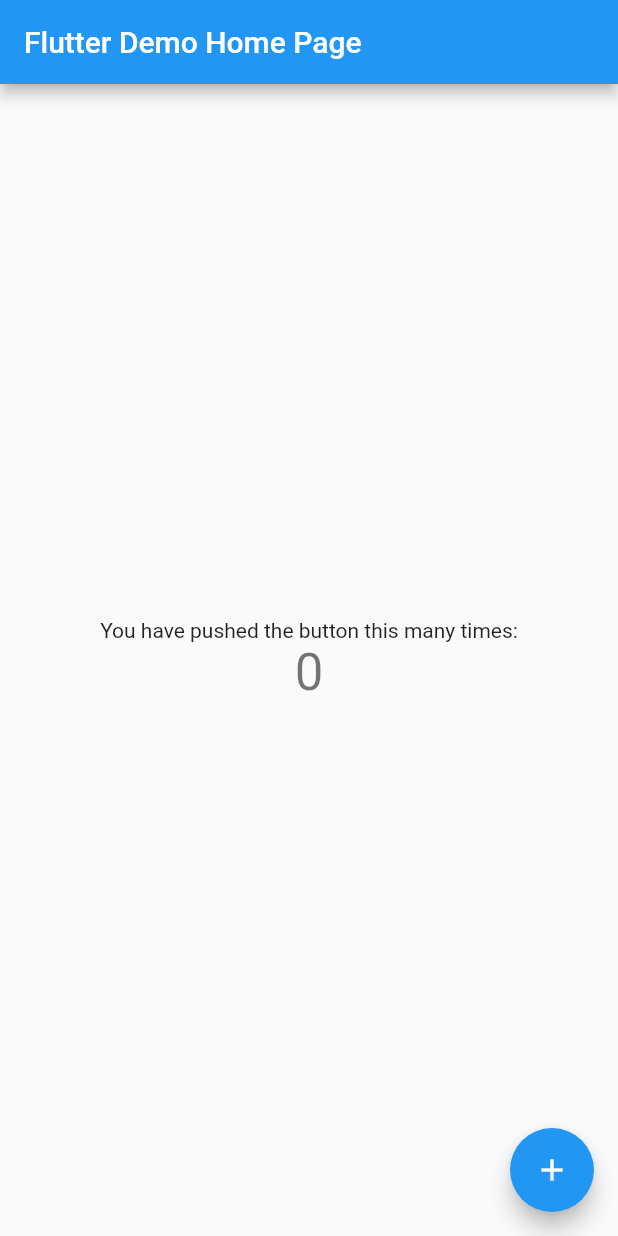
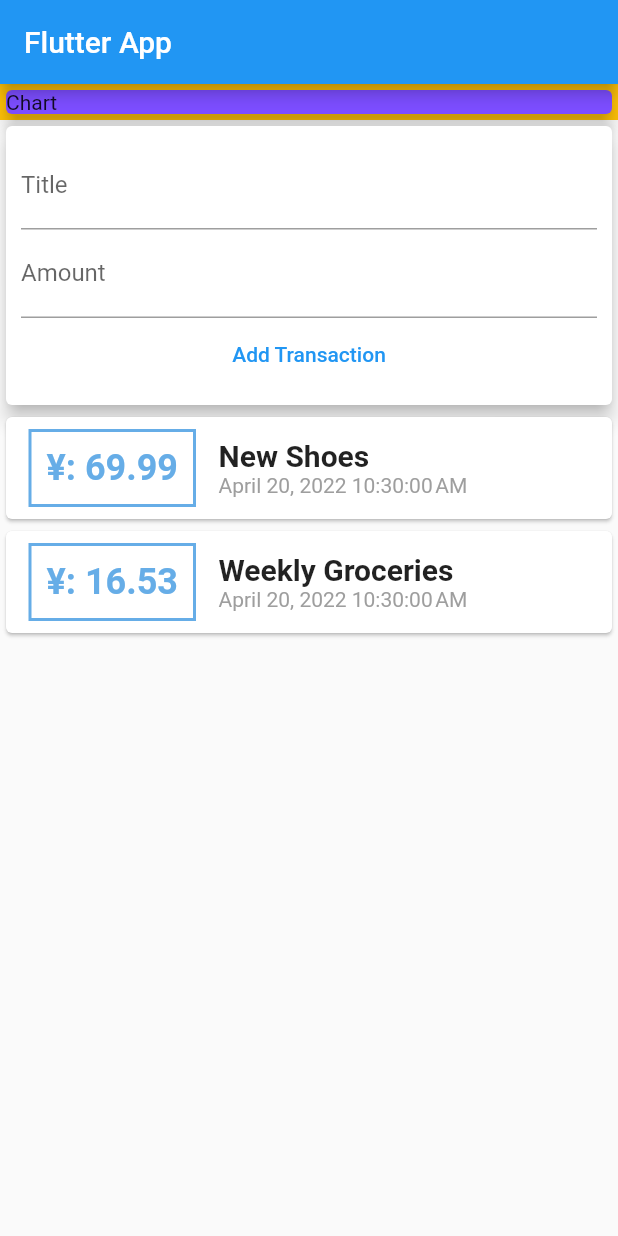
Before and after one commit to MertOzerdem/personal_expense_flutter, a Flutter app: the screen it shows after launch, on a phone screen of 412 x 824 dp. Run offline on Flutter 3.47's test engine with Material 2 defaults, Android fonts, the phone set to English and light mode, and no system bars.

Commit message:
layout and 3 new widget implemented

```diff
--- a/lib/main.dart
+++ b/lib/main.dart
@@ -1,115 +1,49 @@
 import 'package:flutter/material.dart';
+import '../widgets/user_transactions.dart';
 
-void main() {
-  runApp(const MyApp());
-}
+void main() => runApp(const MyApp());
 
 class MyApp extends StatelessWidget {
   const MyApp({Key? key}) : super(key: key);
 
-  // This widget is the root of your application.
   @override
   Widget build(BuildContext context) {
     return MaterialApp(
-      title: 'Flutter Demo',
-      theme: ThemeData(
-        // This is the theme of your application.
-        //
-        // Try running your application with "flutter run". You'll see the
-        // application has a blue toolbar. Then, without quitting the app, try
-        // changing the primarySwatch below to Colors.green and then invoke
-        // "hot reload" (press "r" in the console where you ran "flutter run",
-        // or simply save your changes to "hot reload" in a Flutter IDE).
-        // Notice that the counter didn't reset back to zero; the application
-        // is not restarted.
-        primarySwatch: Colors.blue,
-      ),
-      home: const MyHomePage(title: 'Flutter Demo Home Page'),
+      title: 'Flutter App',
+      home: MyHomePage(),
     );
   }
 }
 
-class MyHomePage extends StatefulWidget {
-  const MyHomePage({Key? key, required this.title}) : super(key: key);
+class MyHomePage extends StatelessWidget {
+  final titleController = TextEditingController();
+  final amountController = TextEditingController();
 
-  // This widget is the home page of your application. It is stateful, meaning
-  // that it has a State object (defined below) that contains fields that affect
-  // how it looks.
-
-  // This class is the configuration for the state. It holds the values (in this
-  // case the title) provided by the parent (in this case the App widget) and
-  // used by the build method of the State. Fields in a Widget subclass are
-  // always marked "final".
-
-  final String title;
-
-  @override
-  State<MyHomePage> createState() => _MyHomePageState();
-}
-
-class _MyHomePageState extends State<MyHomePage> {
-  int _counter = 0;
-
-  void _incrementCounter() {
-    setState(() {
-      // This call to setState tells the Flutter framework that something has
-      // changed in this State, which causes it to rerun the build method below
-      // so that the display can reflect the updated values. If we changed
-      // _counter without calling setState(), then the build method would not be
-      // called again, and so nothing would appear to happen.
-      _counter++;
-    });
-  }
+  MyHomePage({Key? key}) : super(key: key);
 
   @override
   Widget build(BuildContext context) {
-    // This method is rerun every time setState is called, for instance as done
-    // by the _incrementCounter method above.
-    //
-    // The Flutter framework has been optimized to make rerunning build methods
-    // fast, so that you can just rebuild anything that needs updating rather
-    // than having to individually change instances of widgets.
     return Scaffold(
       appBar: AppBar(
-        // Here we take the value from the MyHomePage object that was created by
-        // the App.build method, and use it to set our appbar title.
-        title: Text(widget.title),
+        title: const Text('Flutter App'),
       ),
-      body: Center(
-        // Center is a layout widget. It takes a single child and positions it
-        // in the middle of the parent.
+      body: SingleChildScrollView(
         child: Column(
-          // Column is also a layout widget. It takes a list of children and
-          // arranges them vertically. By default, it sizes itself to fit its
-          // children horizontally, and tries to be as tall as its parent.
-          //
-          // Invoke "debug painting" (press "p" in the console, choose the
-          // "Toggle Debug Paint" action from the Flutter Inspector in Android
-          // Studio, or the "Toggle Debug Paint" command in Visual Studio Code)
-          // to see the wireframe for each widget.
-          //
-          // Column has various properties to control how it sizes itself and
-          // how it positions its children. Here we use mainAxisAlignment to
-          // center the children vertically; the main axis here is the vertical
-          // axis because Columns are vertical (the cross axis would be
-          // horizontal).
-          mainAxisAlignment: MainAxisAlignment.center,
-          children: <Widget>[
-            const Text(
-              'You have pushed the button this many times:',
-            ),
-            Text(
-              '$_counter',
-              style: Theme.of(context).textTheme.headline4,
-            ),
-          ],
-        ),
+            mainAxisAlignment: MainAxisAlignment.start,
+            crossAxisAlignment: CrossAxisAlignment.start,
+            children: <Widget>[
+              Container(
+                color: Colors.amber,
+                width: double.infinity,
+                child: const Card(
+                  color: Colors.deepPurpleAccent,
+                  elevation: 5,
+                  child: Text('Chart'),
+                ),
+              ),
+              const UserTransactions(),
+            ]),
       ),
-      floatingActionButton: FloatingActionButton(
-        onPressed: _incrementCounter,
-        tooltip: 'Increment',
-        child: const Icon(Icons.add),
-      ), // This trailing comma makes auto-formatting nicer for build methods.
     );
   }
 }
--- /dev/null
+++ b/lib/models/transaction.dart
@@ -0,0 +1,8 @@
+class Transaction {
+  final String id;
+  final String title;
+  final double amount;
+  final DateTime date;
+
+  Transaction({required this.id, required this.title, required this.amount, required this.date});
+}
--- /dev/null
+++ b/lib/widgets/new_transaction.dart
@@ -0,0 +1,40 @@
+import 'package:flutter/material.dart';
+
+class NewTransaction extends StatelessWidget {
+  final titleController = TextEditingController();
+  final amountController = TextEditingController();
+  final Function onClick;
+
+  NewTransaction({required this.onClick, Key? key}) : super(key: key);
+
+  @override
+  Widget build(BuildContext context) {
+    return Card(
+        elevation: 5,
+        child: Container(
+          padding: const EdgeInsets.all(10),
+          child: Column(
+            children: <Widget>[
+              TextField(
+                decoration: InputDecoration(labelText: 'Title'),
+                controller: titleController,
+                // onChanged: (String value) {
+                //   inputTitle = value;
+                // },
+              ),
+              TextField(
+                decoration: InputDecoration(labelText: 'Amount'),
+                controller: amountController,
+              ),
+              TextButton(
+                onPressed: () {
+                  onClick(titleController.text != '' ? titleController.text : 'Default Title',
+                      double.parse(amountController.text != '' ? amountController.text : '0.0'));
+                },
+                child: const Text('Add Transaction'),
+              ),
+            ],
+          ),
+        ));
+  }
+}
--- /dev/null
+++ b/lib/widgets/transaction_list.dart
@@ -0,0 +1,49 @@
+import 'package:flutter/material.dart';
+import 'package:intl/intl.dart';
+
+import '../models/transaction.dart';
+
+class TransactionList extends StatelessWidget {
+  final List<Transaction> transactions;
+
+  TransactionList({required this.transactions});
+
+  @override
+  Widget build(BuildContext context) {
+    return Column(
+      children: <Widget>[
+        ...transactions.map((transaction) {
+          return Card(
+            child: Row(
+              children: <Widget>[
+                Container(
+                  margin: const EdgeInsets.symmetric(vertical: 8.0, horizontal: 15.0),
+                  decoration: BoxDecoration(
+                      border: Border.all(
+                          color: const Color.fromARGB(255, 102, 173, 231),
+                          width: 2.0,
+                          style: BorderStyle.solid)),
+                  padding: const EdgeInsets.all(10),
+                  child: Text('¥: ${transaction.amount}',
+                      style: const TextStyle(
+                          fontSize: 24,
+                          fontWeight: FontWeight.bold,
+                          color: Color.fromARGB(255, 102, 173, 231))),
+                ),
+                Column(
+                  crossAxisAlignment: CrossAxisAlignment.start,
+                  children: <Widget>[
+                    Text(transaction.title,
+                        style: const TextStyle(fontSize: 20, fontWeight: FontWeight.bold)),
+                    Text(DateFormat().format(transaction.date),
+                        style: const TextStyle(fontSize: 14, color: Colors.grey)),
+                  ],
+                ),
+              ],
+            ),
+          );
+        })
+      ],
+    );
+  }
+}
--- /dev/null
+++ b/lib/widgets/user_transactions.dart
@@ -0,0 +1,52 @@
+import 'package:flutter/material.dart';
+
+import '../models/transaction.dart';
+import './new_transaction.dart';
+import './transaction_list.dart';
+
+class UserTransactions extends StatefulWidget {
+  const UserTransactions({Key? key}) : super(key: key);
+
+  @override
+  State<UserTransactions> createState() => _UserTransactionsState();
+}
+
+class _UserTransactionsState extends State<UserTransactions> {
+  final List<Transaction> _userTransactions = [
+    Transaction(
+      id: 't1',
+      title: 'New Shoes',
+      amount: 69.99,
+      date: DateTime.now(),
+    ),
+    Transaction(
+      id: 't2',
+      title: 'Weekly Groceries',
+      amount: 16.53,
+      date: DateTime.now(),
+    ),
+  ];
+
+  void _addNewTransaction(String title, double amount) {
+    final newTransaction = Transaction(
+      id: DateTime.now().toString(),
+      title: title,
+      amount: amount,
+      date: DateTime.now(),
+    );
+
+    setState(() {
+      _userTransactions.add(newTransaction);
+    });
+  }
+
+  @override
+  Widget build(BuildContext context) {
+    return Column(
+      children: <Widget>[
+        NewTransaction(onClick: _addNewTransaction),
+        TransactionList(transactions: _userTransactions),
+      ],
+    );
+  }
+}
--- a/pubspec.yaml
+++ b/pubspec.yaml
@@ -34,6 +34,7 @@
   # The following adds the Cupertino Icons font to your application.
   # Use with the CupertinoIcons class for iOS style icons.
   cupertino_icons: ^1.0.2
+  intl: ^0.17.0
 
 dev_dependencies:
   flutter_test:
```
Also changed, not shown: pubspec.lock.
